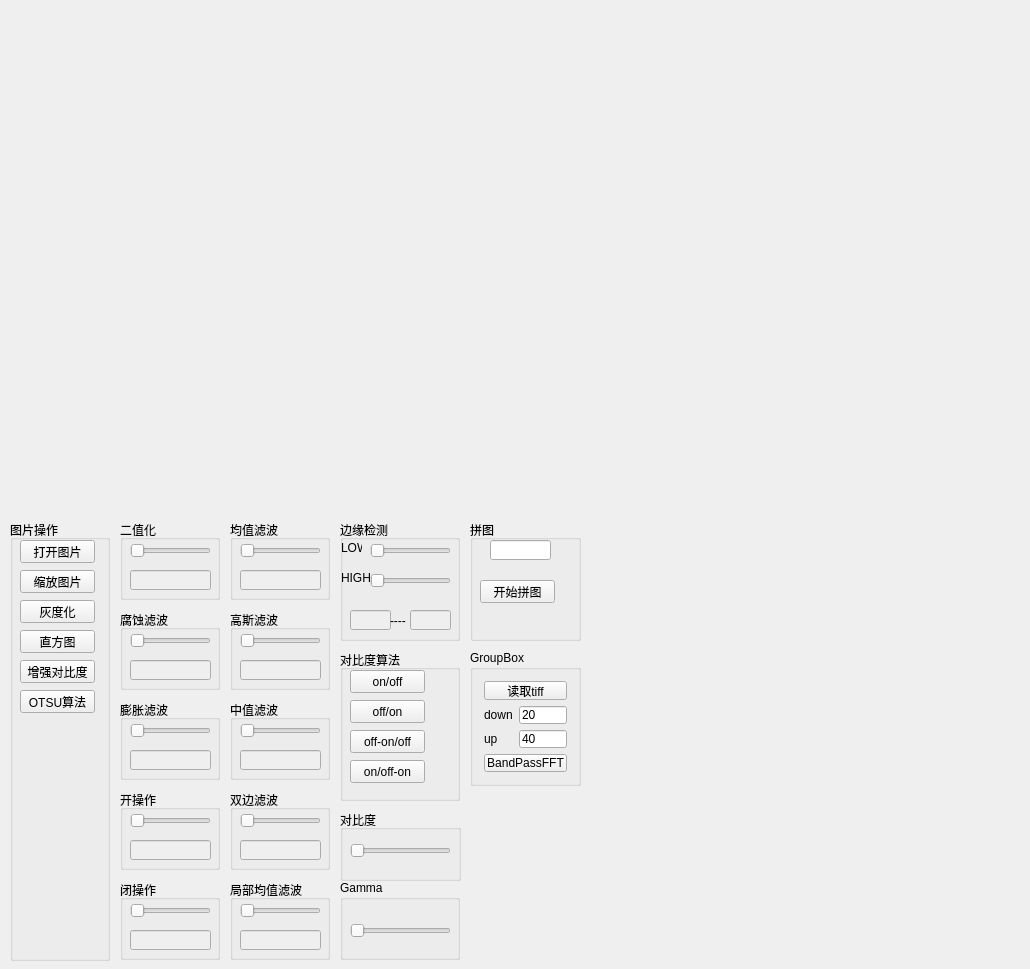
Before: the Qt Designer form cvTools/cvTools/cvTools.ui in sylsususu/cvTool, drawn with Qt 5.
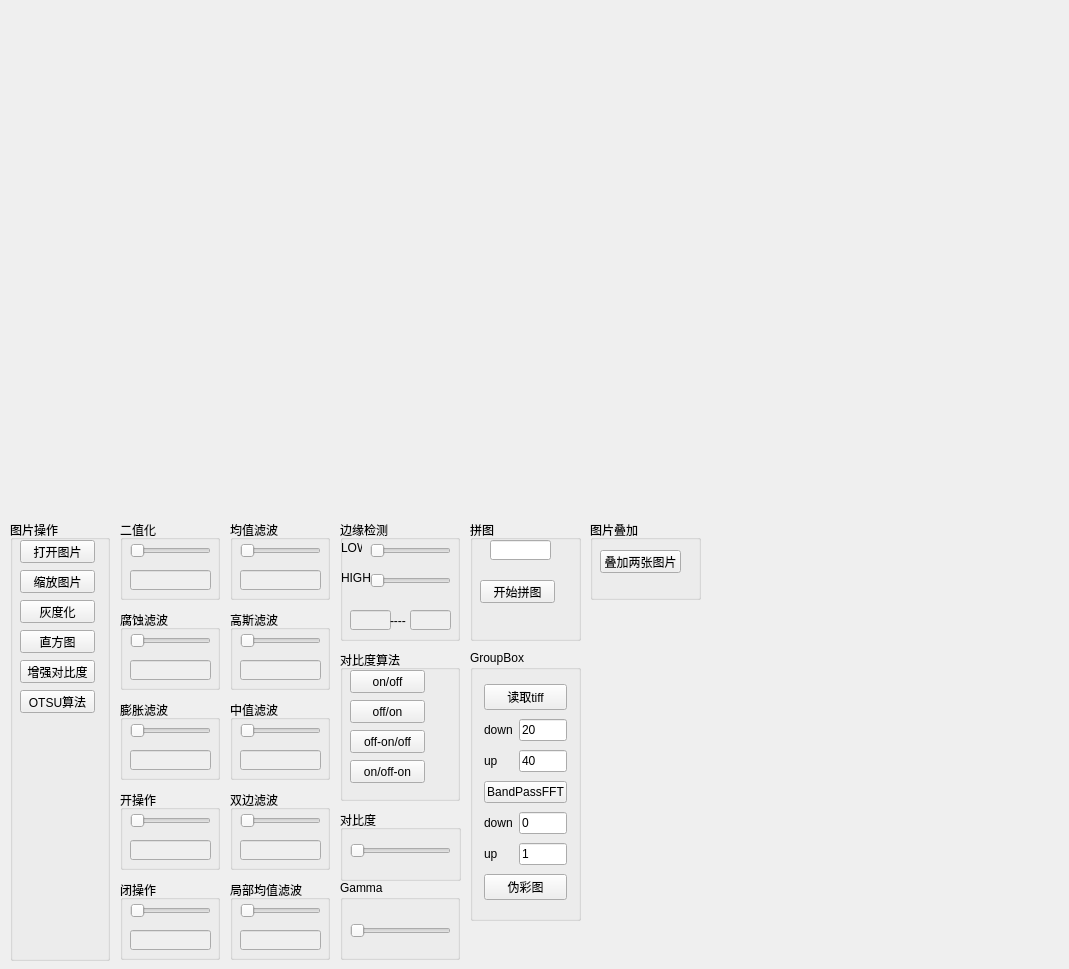
After: the same form once the commit is applied. Icons and pictures are not drawn.

Patch:
```diff
--- a/cvTools/cvTools/cvTools.ui
+++ b/cvTools/cvTools/cvTools.ui
@@ -6,7 +6,7 @@
    <rect>
     <x>0</x>
     <y>0</y>
-    <width>1030</width>
+    <width>1069</width>
     <height>969</height>
    </rect>
   </property>
@@ -789,13 +789,27 @@
      <x>470</x>
      <y>650</y>
      <width>111</width>
-     <height>136</height>
+     <height>271</height>
     </rect>
    </property>
    <property name="title">
     <string>GroupBox</string>
    </property>
    <layout class="QGridLayout" name="gridLayout">
+    <item row="2" column="1">
+     <widget class="QLineEdit" name="lineEdit_BandPassUp">
+      <property name="text">
+       <string>40</string>
+      </property>
+     </widget>
+    </item>
+    <item row="6" column="0" colspan="2">
+     <widget class="QPushButton" name="PB_ChangToColorImg">
+      <property name="text">
+       <string>伪彩图</string>
+      </property>
+     </widget>
+    </item>
     <item row="0" column="0" colspan="2">
      <widget class="QPushButton" name="PB_ReadTiff">
       <property name="text">
@@ -803,17 +817,10 @@
       </property>
      </widget>
     </item>
-    <item row="1" column="0">
-     <widget class="QLabel" name="label_4">
+    <item row="4" column="1">
+     <widget class="QLineEdit" name="LE_ColorImgDown">
       <property name="text">
-       <string>down</string>
-      </property>
-     </widget>
-    </item>
-    <item row="1" column="1">
-     <widget class="QLineEdit" name="LE_BandPassDown">
-      <property name="text">
-       <string>20</string>
+       <string>0</string>
       </property>
      </widget>
     </item>
@@ -824,10 +831,10 @@
       </property>
      </widget>
     </item>
-    <item row="2" column="1">
-     <widget class="QLineEdit" name="lineEdit_BandPassUp">
+    <item row="5" column="1">
+     <widget class="QLineEdit" name="lineEdit_ColorImgUp">
       <property name="text">
-       <string>40</string>
+       <string>1</string>
       </property>
      </widget>
     </item>
@@ -838,8 +845,75 @@
       </property>
      </widget>
     </item>
+    <item row="1" column="1">
+     <widget class="QLineEdit" name="LE_BandPassDown">
+      <property name="text">
+       <string>20</string>
+      </property>
+     </widget>
+    </item>
+    <item row="4" column="0">
+     <widget class="QLabel" name="label_6">
+      <property name="text">
+       <string>down</string>
+      </property>
+     </widget>
+    </item>
+    <item row="5" column="0">
+     <widget class="QLabel" name="label_7">
+      <property name="text">
+       <string>up</string>
+      </property>
+     </widget>
+    </item>
+    <item row="1" column="0">
+     <widget class="QLabel" name="label_4">
+      <property name="text">
+       <string>down</string>
+      </property>
+     </widget>
+    </item>
    </layout>
   </widget>
+  <widget class="QLabel" name="label_ColorCard_1">
+   <property name="geometry">
+    <rect>
+     <x>1040</x>
+     <y>10</y>
+     <width>16</width>
+     <height>511</height>
+    </rect>
+   </property>
+   <property name="text">
+    <string/>
+   </property>
+  </widget>
+  <widget class="QGroupBox" name="groupBox_7">
+   <property name="geometry">
+    <rect>
+     <x>590</x>
+     <y>520</y>
+     <width>111</width>
+     <height>80</height>
+    </rect>
+   </property>
+   <property name="title">
+    <string>图片叠加</string>
+   </property>
+   <widget class="QPushButton" name="PB_Add2Pic">
+    <property name="geometry">
+     <rect>
+      <x>10</x>
+      <y>30</y>
+      <width>81</width>
+      <height>23</height>
+     </rect>
+    </property>
+    <property name="text">
+     <string>叠加两张图片</string>
+    </property>
+   </widget>
+  </widget>
  </widget>
  <layoutdefault spacing="6" margin="11"/>
  <resources>
```
